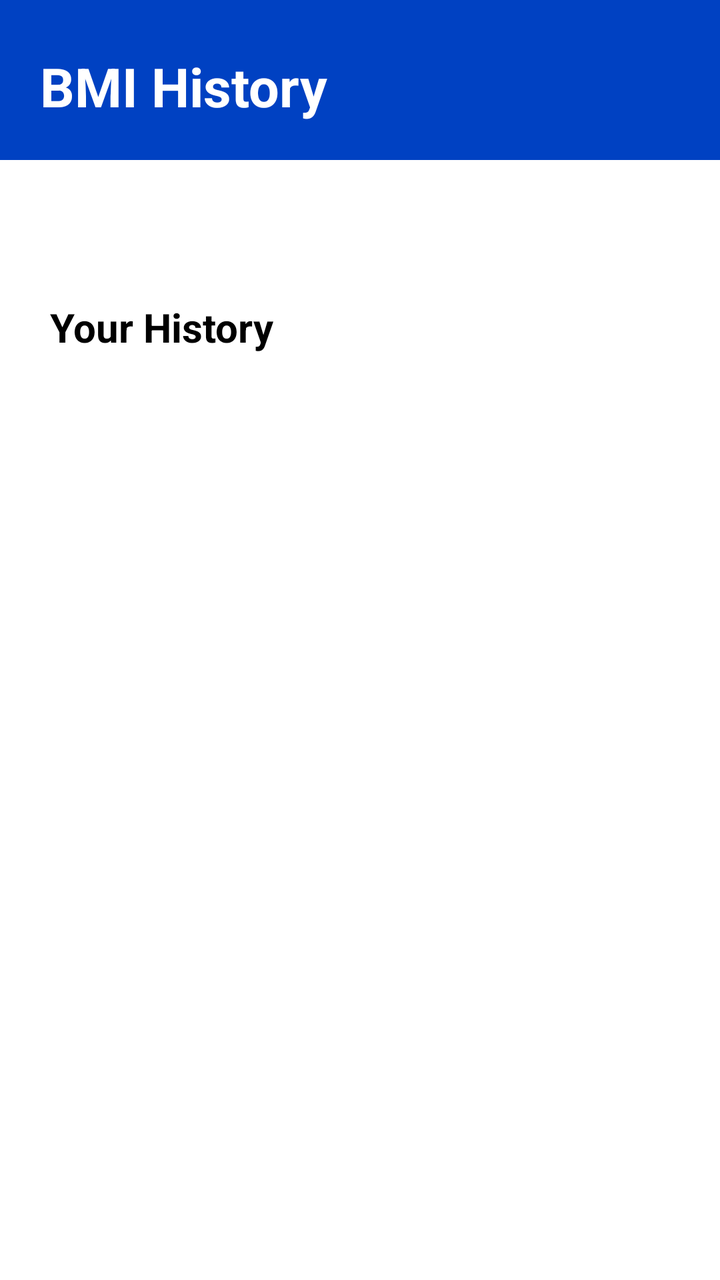
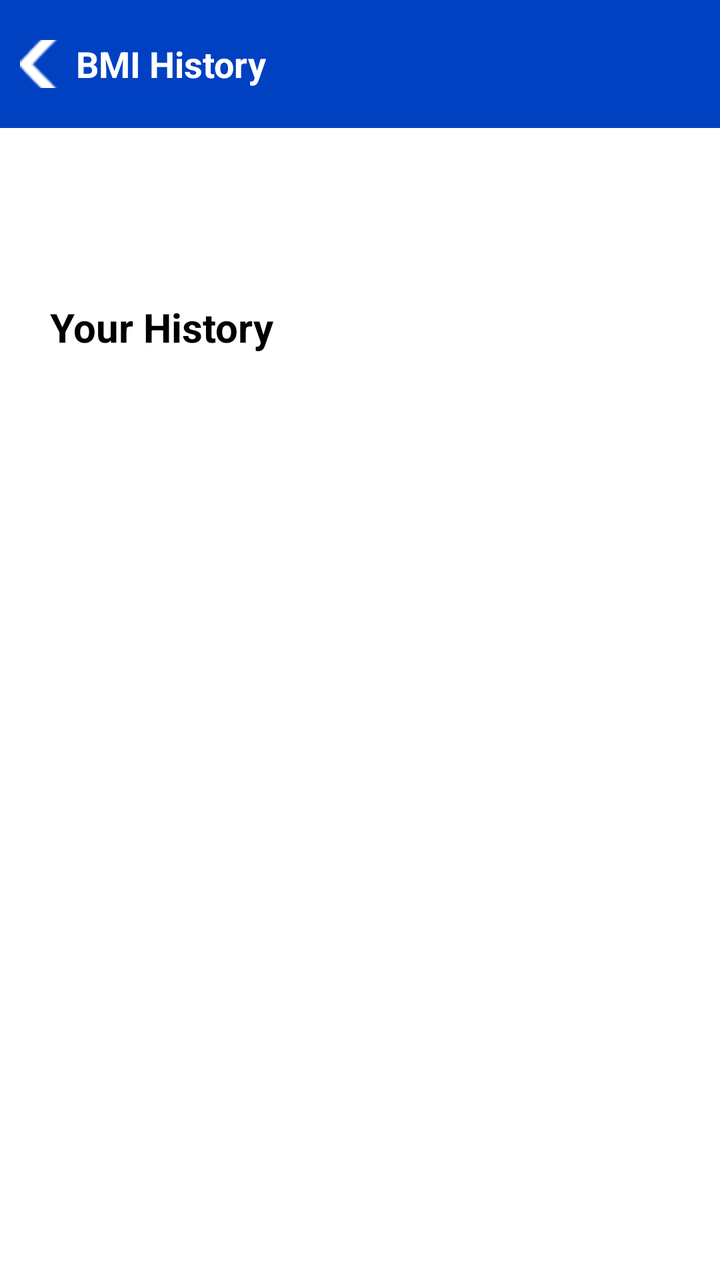

Screens rendered from an Android XML layout before and after an edit, with the pre-edit source and the edit as a unified diff.
<!-- AndroidManifest.xml: application theme Theme.Task_2 -->
<!-- res/layout/activity_bmi_history.xml -->
<?xml version="1.0" encoding="utf-8"?>
<androidx.constraintlayout.widget.ConstraintLayout xmlns:android="http://schemas.android.com/apk/res/android"
    xmlns:app="http://schemas.android.com/apk/res-auto"
    xmlns:tools="http://schemas.android.com/tools"
    android:id="@+id/main"
    android:layout_width="match_parent"
    android:layout_height="match_parent"
    tools:context=".BMI_History"
    android:background="@color/white">

    <LinearLayout
        android:layout_width="match_parent"
        android:layout_height="80dp"
        android:orientation="horizontal"
        android:background="@color/Blue"
        app:layout_constraintTop_toTopOf="parent"
        app:layout_constraintStart_toStartOf="parent">

        <TextView
            android:layout_width="wrap_content"
            android:layout_height="67dp"
            android:text="BMI History"
            android:textColor="@color/white"
            android:textStyle="bold"
            android:textSize="27sp"
            android:layout_marginLeft="20dp"
            android:layout_marginTop="25sp"
            app:layout_constraintStart_toStartOf="parent"
            app:layout_constraintTop_toTopOf="parent"/>

    </LinearLayout>

    <TextView
        android:layout_width="wrap_content"
        android:layout_height="wrap_content"
        android:text="Your History"
        android:textSize="20sp"
        android:textStyle="bold"
        android:textColor="@color/black"
        android:layout_marginTop="150dp"
        android:layout_marginLeft="25dp"
        app:layout_constraintStart_toStartOf="parent"
        app:layout_constraintTop_toTopOf="parent"/>

    <LinearLayout
        android:layout_width="360dp"
        android:layout_height="500dp"
        android:layout_marginTop="200dp"
        android:layout_marginLeft="25dp"
        app:layout_constraintTop_toTopOf="parent"
        app:layout_constraintStart_toStartOf="parent">

        <TextView
            android:id="@+id/Historyelement"
            android:layout_width="wrap_content"
            android:layout_height="wrap_content"
            android:textColor="@color/black"/>

    </LinearLayout>

</androidx.constraintlayout.widget.ConstraintLayout>
<!-- resources referenced by this layout -->
<resources>
  <color name="Blue">#0041C2</color>
  <color name="black">#FF000000</color>
  <color name="white">#FFFFFFFF</color>
  <style name="Theme.Task_2" parent="Base.Theme.Task_2" />
  <style name="Base.Theme.Task_2" parent="Theme.Material3.DayNight.NoActionBar">
          
          
      </style>
</resources>

<!-- the commit's change to res/layout/activity_bmi_history.xml (unified diff, before → after) -->
@@ -8,25 +8,38 @@
     tools:context=".BMI_History"
     android:background="@color/white">
 
+
     <LinearLayout
-        android:layout_width="match_parent"
-        android:layout_height="80dp"
+        android:id="@+id/headerLayout"
+        android:layout_width="0dp"
+        android:layout_height="64dp"
+        android:background="@color/Blue"
+        android:gravity="center_vertical"
         android:orientation="horizontal"
-        android:background="@color/Blue"
+        android:paddingStart="8dp"
+        android:paddingEnd="16dp"
         app:layout_constraintTop_toTopOf="parent"
-        app:layout_constraintStart_toStartOf="parent">
+        app:layout_constraintStart_toStartOf="parent"
+        app:layout_constraintEnd_toEndOf="parent">
+
+        <ImageButton
+            android:id="@+id/backButton"
+            android:layout_width="24dp"
+            android:layout_height="24dp"
+            android:background="?attr/selectableItemBackgroundBorderless"
+            android:contentDescription="Back"
+            android:padding="12dp"
+            android:src="@drawable/ic_arrow_back"
+            app:tint="@color/white" />
 
         <TextView
             android:layout_width="wrap_content"
-            android:layout_height="67dp"
+            android:layout_height="wrap_content"
+            android:layout_marginStart="6dp"
             android:text="BMI History"
             android:textColor="@color/white"
-            android:textStyle="bold"
-            android:textSize="27sp"
-            android:layout_marginLeft="20dp"
-            android:layout_marginTop="25sp"
-            app:layout_constraintStart_toStartOf="parent"
-            app:layout_constraintTop_toTopOf="parent"/>
+            android:textSize="18sp"
+            android:textStyle="bold" />
 
     </LinearLayout>
 
<!-- resource entries referenced after the edit -->
@@ -3,10 +3,13 @@
   <color name="Blue">#0041C2</color>
   <color name="black">#FF000000</color>
   <color name="white">#FFFFFFFF</color>
+  <!-- drawable ic_arrow_back: png bitmap (drawable, 340 bytes) -->
   <style name="Theme.Task_2" parent="Base.Theme.Task_2" />
   <style name="Base.Theme.Task_2" parent="Theme.Material3.DayNight.NoActionBar">
           
-          
+          <item name="colorPrimary">@color/Blue</item>
+          <item name="colorPrimaryVariant">@color/Blue</item>
+          <item name="android:statusBarColor">@color/Blue</item>
       </style>
 </resources>
 
